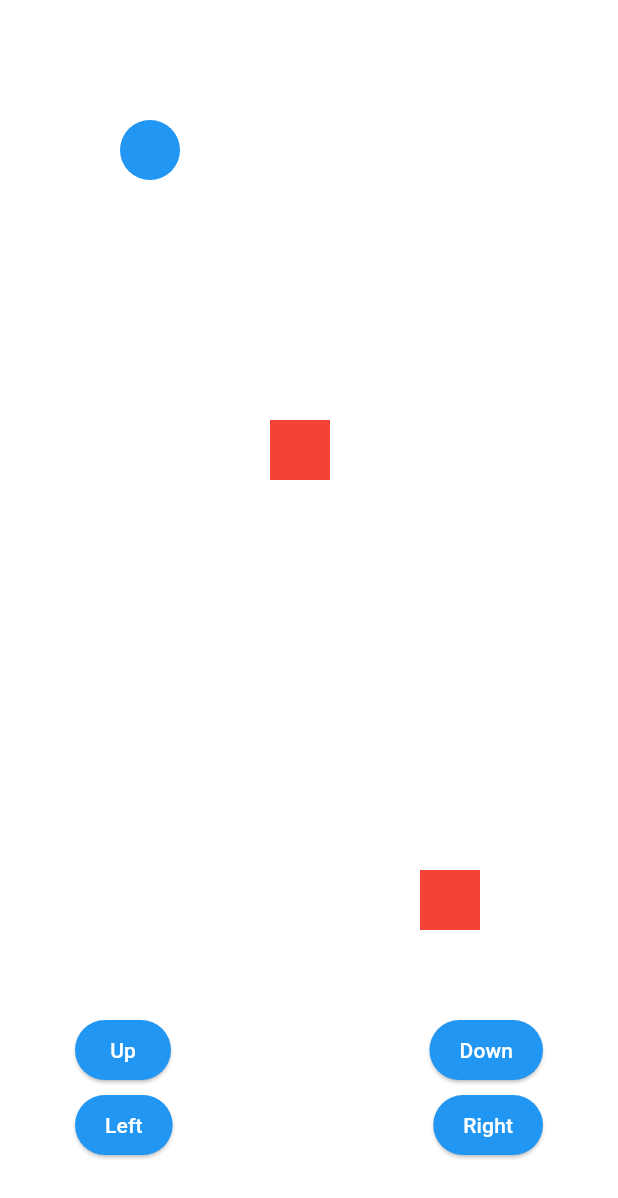
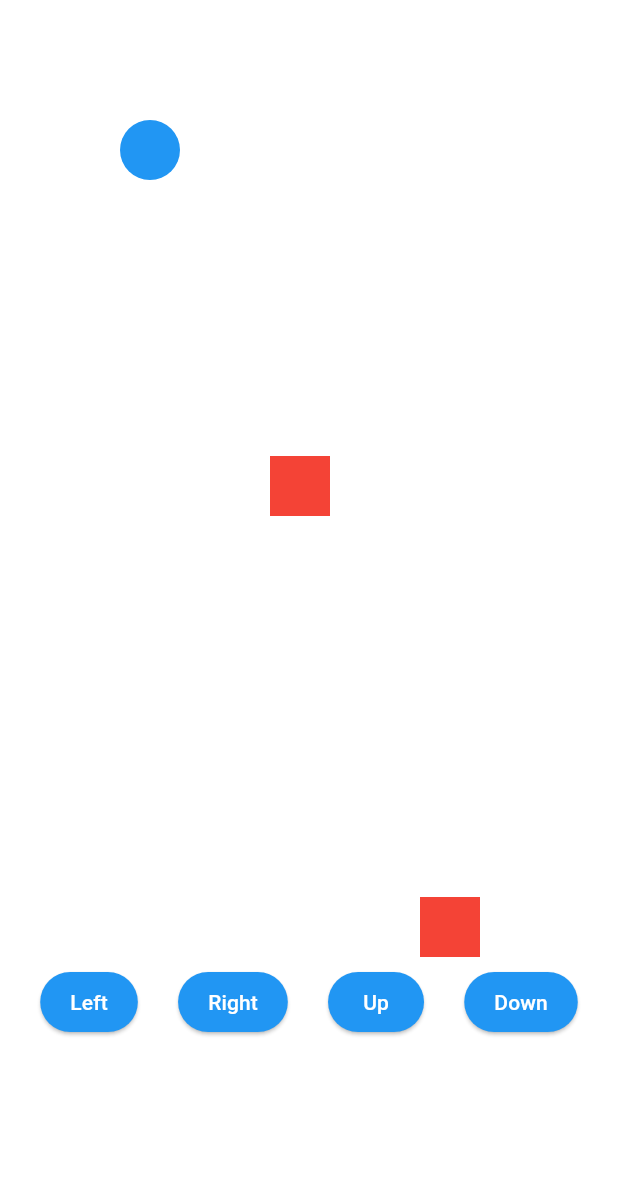
Before and after one commit to tf-charrison/chris_mobile_game, a Flutter app: the screen it shows after launch, after a tap on "Start Game", on a phone screen of 412 x 824 dp. Shown: the top 1198 px of the screen. Run offline on Flutter 3.47's test engine with Material 3 defaults, Android fonts, the phone set to English and light mode, and no system bars.

Commit message:
Made obstacles move

```diff
--- a/lib/main.dart
+++ b/lib/main.dart
@@ -1,4 +1,6 @@
 import 'package:flutter/material.dart';
+import 'package:flutter/scheduler.dart'; // ✅ Needed for Ticker
+import 'dart:async';
 
 void main() {
   runApp(MyGameApp());
@@ -9,7 +11,7 @@
   Widget build(BuildContext context) {
     return MaterialApp(
       debugShowCheckedModeBanner: false,
-      home: StartScreen(),  // StartScreen is now the first screen
+      home: StartScreen(), // StartScreen is now the first screen
     );
   }
 }
@@ -22,7 +24,6 @@
       body: Center(
         child: ElevatedButton(
           onPressed: () {
-            // Navigate to the game screen when the button is pressed
             Navigator.push(
               context,
               MaterialPageRoute(builder: (context) => GameScreen()),
@@ -31,12 +32,26 @@
           child: Text('Start Game', style: TextStyle(fontSize: 20)),
           style: ElevatedButton.styleFrom(
             padding: EdgeInsets.symmetric(horizontal: 40, vertical: 20),
-            backgroundColor: Colors.green,  // Background color of the button
-            foregroundColor: Colors.white, // Text color
+            backgroundColor: Colors.green,
+            foregroundColor: Colors.white,
           ),
         ),
       ),
     );
+  }
+}
+
+class Obstacle {
+  Offset position;
+  double speed;
+
+  Obstacle(this.position, this.speed);
+
+  void moveDown(double maxHeight) {
+    position = Offset(position.dx, position.dy + speed);
+    if (position.dy > maxHeight) {
+      position = Offset(position.dx, 0); // Reset to top
+    }
   }
 }
 
@@ -45,34 +60,61 @@
   _GameScreenState createState() => _GameScreenState();
 }
 
-class _GameScreenState extends State<GameScreen> {
+class _GameScreenState extends State<GameScreen> with SingleTickerProviderStateMixin {
   double playerX = 100;
   double playerY = 100;
+  bool gameOver = false;
+  late Ticker _ticker;
+  late List<Obstacle> obstacles;
 
-  // List of obstacles represented as (x, y) positions
-  List<Offset> obstacles = [
-    Offset(200, 300), // Obstacle 1
-    Offset(500, 400), // Obstacle 2
-    Offset(300, 600), // Obstacle 3
+  @override
+  void initState() {
+    super.initState();
+    obstacles = [
+      Obstacle(Offset(200, 300), 2),
+      Obstacle(Offset(500, 400), 3),
+      Obstacle(Offset(300, 600), 1.5),
     ];
 
-  bool gameOver = false;
+    _ticker = createTicker((_) {
+      if (!gameOver) {
+        setState(() {
+          for (var obstacle in obstacles) {
+            obstacle.moveDown(MediaQuery.of(context).size.height);
+            if ((playerX - obstacle.position.dx).abs() < 40 &&
+                (playerY - obstacle.position.dy).abs() < 40) {
+              gameOver = true;
+            }
+          }
+        });
+      }
+    });
+    _ticker.start();
+  }
+
+  @override
+  void dispose() {
+    _ticker.dispose();
+    super.dispose();
+  }
 
   void movePlayer(double dx, double dy) {
-    setState(() {
+    if (gameOver) return;
+
     double newPlayerX = playerX + dx;
     double newPlayerY = playerY + dy;
 
-      // Collision detection with obstacles
     for (var obstacle in obstacles) {
-        if ((newPlayerX - obstacle.dx).abs() < 40 && (newPlayerY - obstacle.dy).abs() < 40) {
-          // If the player collides with an obstacle, stop the movement and end the game
+      if ((newPlayerX - obstacle.position.dx).abs() < 40 &&
+          (newPlayerY - obstacle.position.dy).abs() < 40) {
+        setState(() {
           gameOver = true;
+        });
         return;
       }
     }
 
-      // Update the player's position if no collision
+    setState(() {
       playerX = newPlayerX;
       playerY = newPlayerY;
     });
@@ -86,14 +128,13 @@
         body: Center(
           child: ElevatedButton(
             onPressed: () {
-              // Navigate back to start screen
               Navigator.pop(context);
             },
             child: Text('Restart'),
             style: ElevatedButton.styleFrom(
               padding: EdgeInsets.symmetric(horizontal: 40, vertical: 20),
-              backgroundColor: Colors.red,  // Button background color
-              foregroundColor: Colors.white, // Text color
+              backgroundColor: Colors.red,
+              foregroundColor: Colors.white,
             ),
           ),
         ),
@@ -111,65 +152,55 @@
             painter: GamePainter(playerX, playerY, obstacles),
           ),
         ),
-        Positioned(
-          bottom: 50,
-          left: 50,
-          child: ElevatedButton(
-            onPressed: () {
-              movePlayer(-10, 0); // Move left
-            },
+        buildControlButtons()
+      ],
+    );
+  }
+
+  Widget buildControlButtons() {
+    return Column(
+      children: [
+        SizedBox(height: MediaQuery.of(context).size.height - 180),
+        Row(
+          mainAxisAlignment: MainAxisAlignment.spaceEvenly,
+          children: [
+            ElevatedButton(
+              onPressed: () => movePlayer(-10, 0),
               child: Text("Left"),
               style: ElevatedButton.styleFrom(
                 padding: EdgeInsets.symmetric(horizontal: 20, vertical: 10),
-              backgroundColor: Colors.blue,  // Button background color
-              foregroundColor: Colors.white, // Text color
+                backgroundColor: Colors.blue,
+                foregroundColor: Colors.white,
               ),
             ),
-        ),
-        Positioned(
-          bottom: 50,
-          right: 50,
-          child: ElevatedButton(
-            onPressed: () {
-              movePlayer(10, 0); // Move right
-            },
+            ElevatedButton(
+              onPressed: () => movePlayer(10, 0),
               child: Text("Right"),
               style: ElevatedButton.styleFrom(
                 padding: EdgeInsets.symmetric(horizontal: 20, vertical: 10),
-              backgroundColor: Colors.blue,  // Button background color
-              foregroundColor: Colors.white, // Text color
+                backgroundColor: Colors.blue,
+                foregroundColor: Colors.white,
               ),
             ),
-        ),
-        Positioned(
-          bottom: 100,
-          left: 50,
-          child: ElevatedButton(
-            onPressed: () {
-              movePlayer(0, -10); // Move up
-            },
+            ElevatedButton(
+              onPressed: () => movePlayer(0, -10),
               child: Text("Up"),
               style: ElevatedButton.styleFrom(
                 padding: EdgeInsets.symmetric(horizontal: 20, vertical: 10),
-              backgroundColor: Colors.blue,  // Button background color
-              foregroundColor: Colors.white, // Text color
+                backgroundColor: Colors.blue,
+                foregroundColor: Colors.white,
               ),
             ),
-        ),
-        Positioned(
-          bottom: 100,
-          right: 50,
-          child: ElevatedButton(
-            onPressed: () {
-              movePlayer(0, 10); // Move down
-            },
+            ElevatedButton(
+              onPressed: () => movePlayer(0, 10),
               child: Text("Down"),
               style: ElevatedButton.styleFrom(
                 padding: EdgeInsets.symmetric(horizontal: 20, vertical: 10),
-              backgroundColor: Colors.blue,  // Button background color
-              foregroundColor: Colors.white, // Text color
+                backgroundColor: Colors.blue,
+                foregroundColor: Colors.white,
               ),
             ),
+          ],
         ),
       ],
     );
@@ -179,7 +210,7 @@
 class GamePainter extends CustomPainter {
   final double playerX;
   final double playerY;
-  final List<Offset> obstacles;
+  final List<Obstacle> obstacles;
 
   GamePainter(this.playerX, this.playerY, this.obstacles);
 
@@ -189,16 +220,17 @@
       ..color = Colors.blue
       ..style = PaintingStyle.fill;
 
-    // Draw player (simple circle)
     canvas.drawCircle(Offset(playerX, playerY), 20, playerPaint);
 
     final obstaclePaint = Paint()
       ..color = Colors.red
       ..style = PaintingStyle.fill;
 
-    // Draw obstacles (simple squares)
     for (var obstacle in obstacles) {
-      canvas.drawRect(Rect.fromCenter(center: obstacle, width: 40, height: 40), obstaclePaint);
+      canvas.drawRect(
+        Rect.fromCenter(center: obstacle.position, width: 40, height: 40),
+        obstaclePaint,
+      );
     }
   }
 
```
Lines whose indentation alone changed are shown as unchanged.
